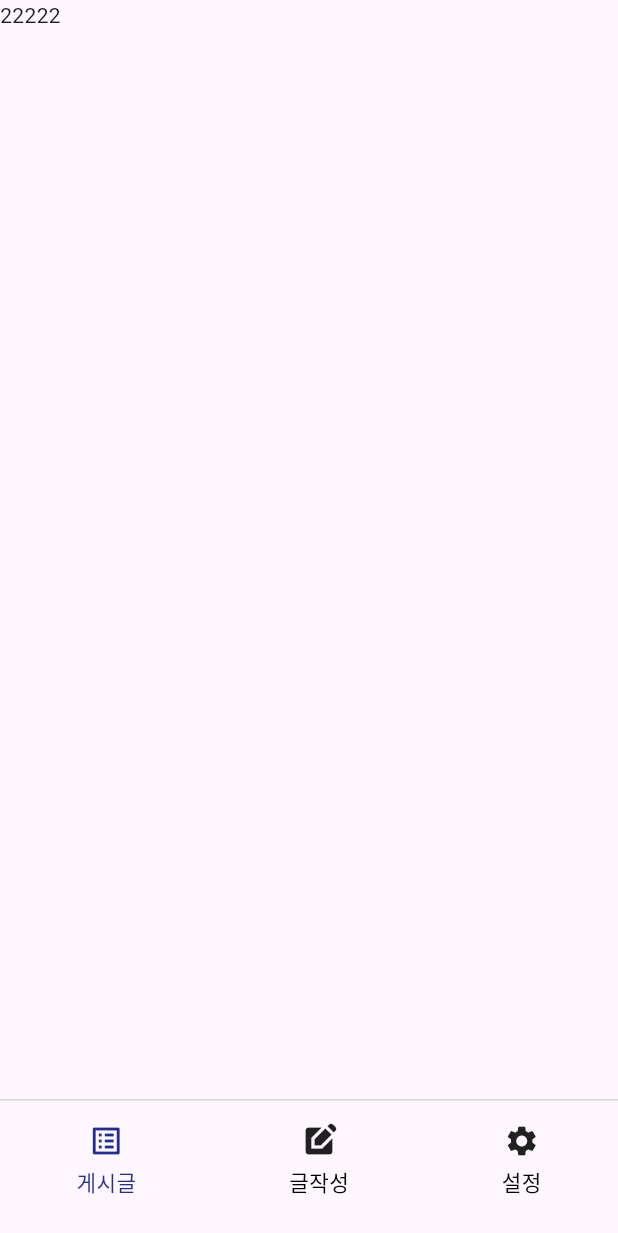
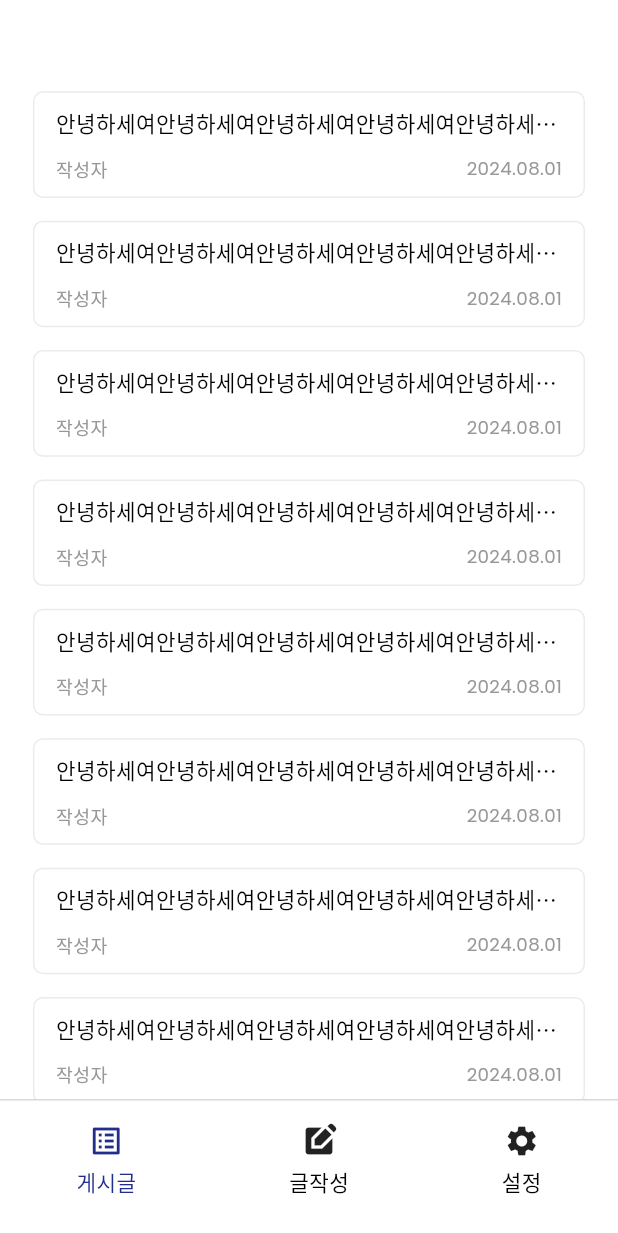
Before and after one commit to jungseokman/dark_app, a Flutter app: the screen it shows after launch, after a tap on "LOGIN", on a phone screen of 412 x 824 dp. Shown: the top 1233 px of the screen. Run offline on Flutter 3.47's test engine with Material 3 defaults, Android fonts, the light colour scheme and no system bars; our stand-ins replace equatable, flutter_bloc, flutter_screenutil, go_router, google_fonts.

Commit message:
게시글목록

```diff
--- a/lib/features/dark_app/config/styles.dart
+++ b/lib/features/dark_app/config/styles.dart
@@ -25,6 +25,10 @@ class TextStyles {
         color: AppColors.blackColors[0],
         fontSize: 14.sp,
       );
+  static TextStyle get text2 => _font1.copyWith(
+        color: AppColors.greyColors[1],
+        fontSize: 12.sp,
+      );
 }
 
 abstract class AppColors {
@@ -45,6 +49,8 @@ abstract class AppColors {
   static const greyColors = [
     //? 0 ~ 2
     Color.fromARGB(255, 217, 216, 216),
+    Color.fromARGB(255, 152, 152, 152),
+    Color.fromARGB(255, 237, 234, 234),
   ];
 
   //* 파란색
--- a/lib/features/dark_app/presentation/pages/notice/notice_page.dart
+++ b/lib/features/dark_app/presentation/pages/notice/notice_page.dart
@@ -1,12 +1,74 @@
+import 'package:dark_app/features/dark_app/config/styles.dart';
 import 'package:flutter/material.dart';
+import 'package:flutter_screenutil/flutter_screenutil.dart';
 
 class NoticePage extends StatelessWidget {
   const NoticePage({super.key});
 
   @override
   Widget build(BuildContext context) {
-    return const Column(
-      children: [Text("22222")],
+    return Column(
+      children: [
+        Expanded(
+          child: ListView.separated(
+            padding: EdgeInsets.only(
+                left: 20.w, right: 20.w, top: 60.h, bottom: 110.h),
+            itemBuilder: (context, index) {
+              return Container(
+                width: 300.w,
+                height: 70.h,
+                padding: EdgeInsets.symmetric(horizontal: 13.w, vertical: 10.h),
+                decoration: BoxDecoration(
+                    border: Border.all(color: AppColors.greyColors[2]),
+                    borderRadius: BorderRadius.circular(6.w)),
+                child: Column(
+                  mainAxisAlignment: MainAxisAlignment.spaceBetween,
+                  children: [
+                    Row(
+                      mainAxisAlignment: MainAxisAlignment.spaceBetween,
+                      crossAxisAlignment: CrossAxisAlignment.center,
+                      children: [
+                        Expanded(
+                          child: Row(
+                            crossAxisAlignment: CrossAxisAlignment.center,
+                            children: [
+                              Expanded(
+                                child: Text(
+                                  "안녕하세여안녕하세여안녕하세여안녕하세여안녕하세여안녕하세여안녕하세여안녕하세여",
+                                  style: TextStyles.text1.copyWith(
+                                    overflow: TextOverflow.ellipsis,
+                                  ),
+                                ),
+                              ),
+                            ],
+                          ),
+                        ),
+                      ],
+                    ),
+                    Row(
+                      mainAxisAlignment: MainAxisAlignment.spaceBetween,
+                      children: [
+                        Text(
+                          "작성자",
+                          style: TextStyles.text2,
+                        ),
+                        Text(
+                          "2024.08.01",
+                          style: TextStyles.text2,
+                        ),
+                      ],
+                    )
+                  ],
+                ),
+              );
+            },
+            separatorBuilder: (context, index) => SizedBox(
+              height: 15.h,
+            ),
+            itemCount: 10,
+          ),
+        )
+      ],
     );
   }
 }
--- a/lib/features/dark_app/presentation/widgets/shell_component.dart
+++ b/lib/features/dark_app/presentation/widgets/shell_component.dart
@@ -24,9 +24,7 @@ class _ShellComponentState extends State<ShellComponent> {
     return Scaffold(
       body: Stack(
         children: [
-          SingleChildScrollView(
-            child: widget.child,
-          ),
+          widget.child,
           Align(
             alignment: Alignment.bottomCenter,
             child: Container(
@@ -36,6 +34,7 @@ class _ShellComponentState extends State<ShellComponent> {
                 border: Border(
                   top: BorderSide(color: AppColors.greyColors[0]),
                 ),
+                color: Colors.white,
               ),
               child: Row(
                 mainAxisAlignment: MainAxisAlignment.spaceAround,
--- a/lib/main.dart
+++ b/lib/main.dart
@@ -24,6 +24,9 @@ class DarkApp extends StatelessWidget {
         minTextAdapt: true,
         builder: (context, child) {
           return MaterialApp.router(
+            theme: ThemeData(
+              scaffoldBackgroundColor: Colors.white,
+            ),
             debugShowCheckedModeBanner: false,
             routerConfig: routers,
           );
```
